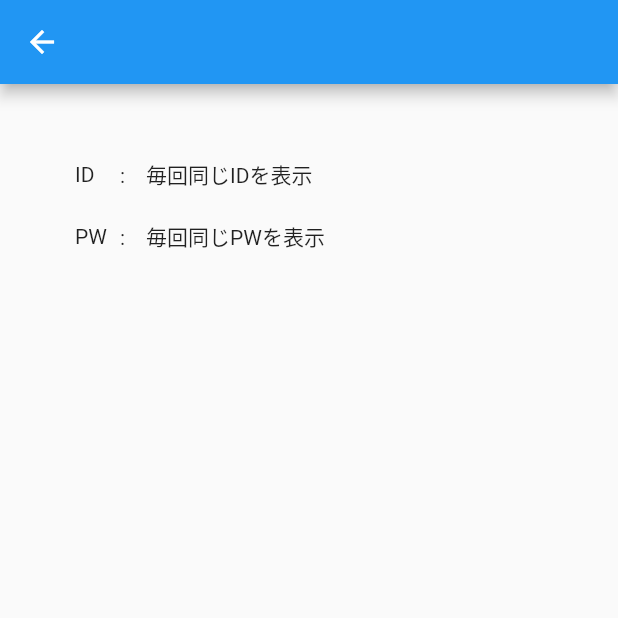
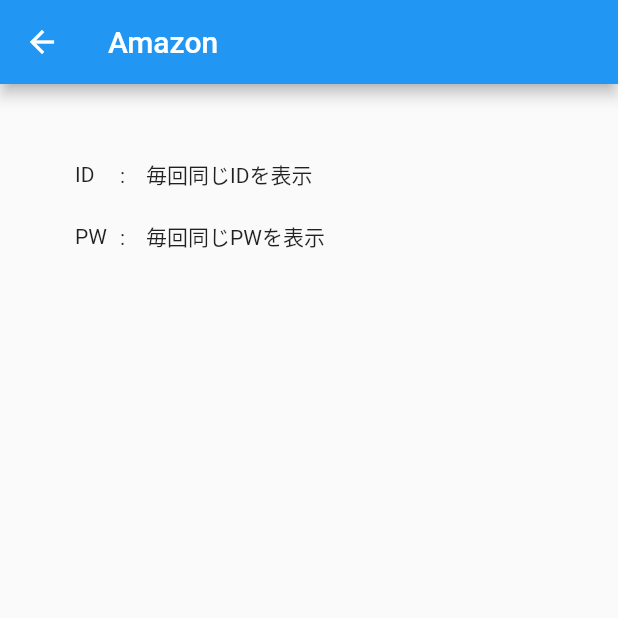
Before and after one commit to RYOTA-F/test-flutter-demo-app, a Flutter app: the screen it shows after launch, after a tap on "Amazon", on a phone screen of 412 x 824 dp, the top half of it. Run offline on Flutter 3.47's test engine with Material 2 defaults, Android fonts, the phone set to English and light mode, and no system bars.

Commit message:
[update] 遷移データを受け渡し

```diff
--- a/lib/main.dart
+++ b/lib/main.dart
@@ -31,7 +31,6 @@ class MyHomePage extends StatefulWidget {
 
 class _MyHomePageState extends State<MyHomePage> {
   List<String> titleList = ['Amazon', '楽天', 'Yahoo!', 'test'];
-  int _counter = 0;
 
   @override
   Widget build(BuildContext context) {
@@ -50,7 +49,7 @@ class _MyHomePageState extends State<MyHomePage> {
                   Navigator.push(
                       context,
                       MaterialPageRoute(
-                          builder: (context) => const NextPage()));
+                          builder: (context) => NextPage(titleList[index])));
                 },
               ),
               const Divider(height: 0),
@@ -66,10 +65,4 @@ class _MyHomePageState extends State<MyHomePage> {
       ),
     );
   }
-
-  void _incrementCounter() {
-    setState(() {
-      _counter++;
-    });
-  }
 }
--- a/lib/next_page.dart
+++ b/lib/next_page.dart
@@ -1,12 +1,15 @@
 import 'package:flutter/material.dart';
 
 class NextPage extends StatelessWidget {
-  const NextPage({Key? key}) : super(key: key);
+  final String title;
+  const NextPage(this.title, {Key? key}) : super(key: key);
 
   @override
   Widget build(BuildContext context) {
     return Scaffold(
-        appBar: AppBar(),
+        appBar: AppBar(
+          title: Text(title),
+        ),
         body: Padding(
             padding: const EdgeInsets.all(50.0),
             child: Column(
```
